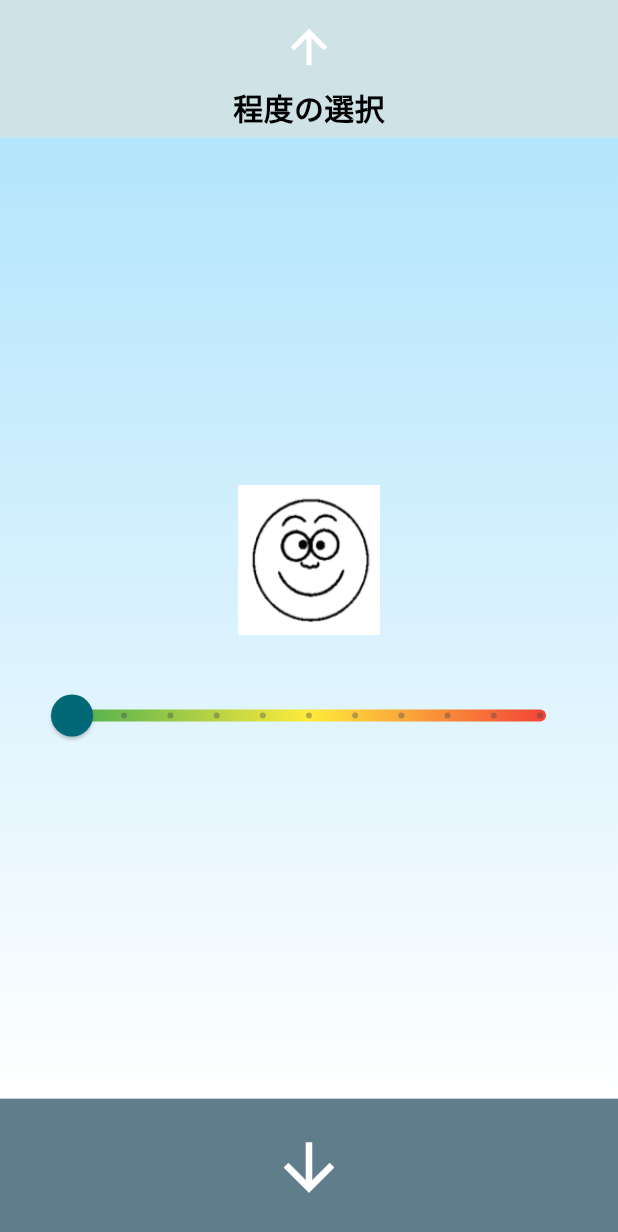
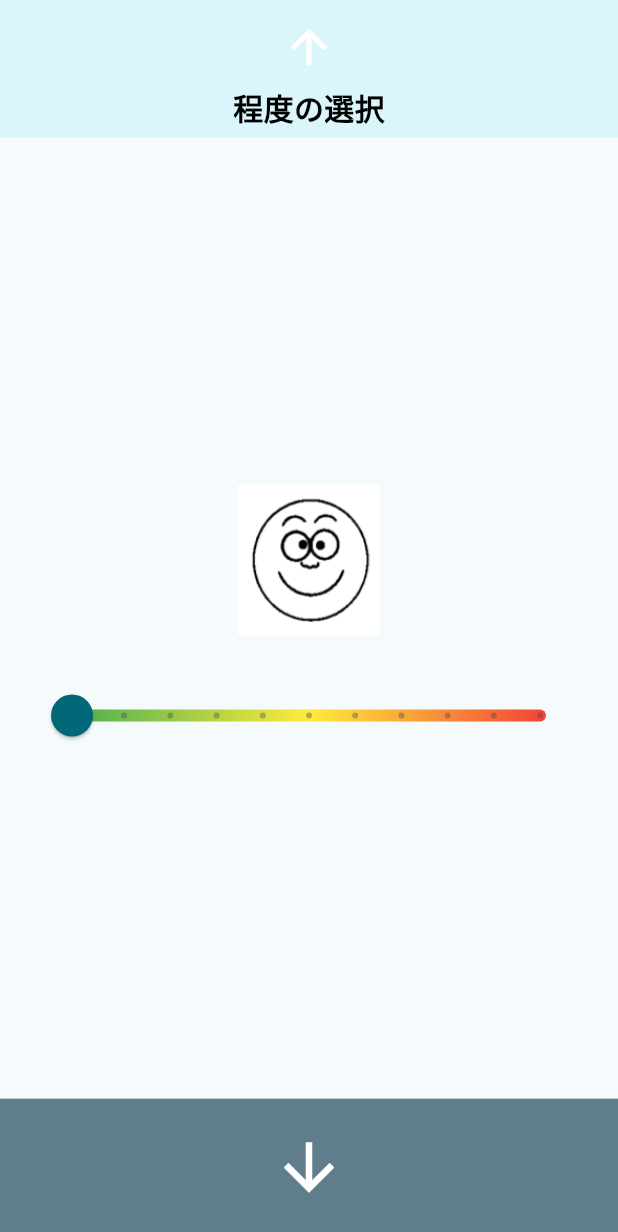
Before and after one commit to HiromuYamana/MIECAL, a Flutter app: the SufferLevelPage screen opened by its route, on a phone screen of 412 x 824 dp. Shown: the top 1232 px of the screen. Run offline on Flutter 3.47's test engine with Material 3 defaults, Android fonts, the phone set to English and light mode, and no system bars; our stand-ins replace cloud_firestore, firebase_auth, firebase_core, qr_flutter, table_calendar; missing offline and left inert: dart:html; accounts and stored records are empty.

Commit message:
くっくっく

```diff
--- a/lib/suffer_level.dart
+++ b/lib/suffer_level.dart
@@ -61,7 +61,7 @@ class _SufferLevelPageState extends State<SufferLevelPage> {
           Expanded(
             flex: 1, // 上部のヘッダー部分の割合
             child: Container(
-              color: const Color.fromARGB(255, 207, 227, 230), // 背景色
+              color: const Color.fromARGB(255, 218, 246, 250), // 背景色
               padding: EdgeInsets.only(top: topPadding), // 上部パディング
               child: Center(
                 child: Column(
@@ -93,13 +93,13 @@ class _SufferLevelPageState extends State<SufferLevelPage> {
           Expanded(
             flex: 7, // スライダーと表情画像の領域の割合
             child: Container(
-              decoration:
-                  LinearGradient(
-                    // 背景グラデーション
-                    colors: [Colors.lightBlue.shade100, Colors.white],
-                    begin: Alignment.topCenter,
-                    end: Alignment.bottomCenter,
-                  ).asBoxDecoration(), // LinearGradientをBoxDecorationとして使うヘルパー
+              // decoration:
+              //     // LinearGradient(
+              //     //   // 背景グラデーション
+              //     //   colors: [Colors.lightBlue.shade100, Colors.white],
+              //     //   begin: Alignment.topCenter,
+              //     //   end: Alignment.bottomCenter,
+              //     // ).asBoxDecoration(), // LinearGradientをBoxDecorationとして使うヘルパー
               child: Padding(
                 padding: const EdgeInsets.all(24.0),
                 child: Column(
```
